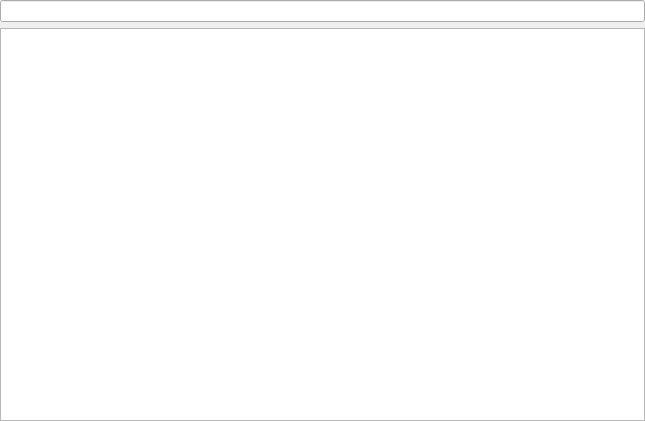
Before: the Qt Designer form src/mainwindow.ui in hluk/CopyQ, drawn with Qt 5.
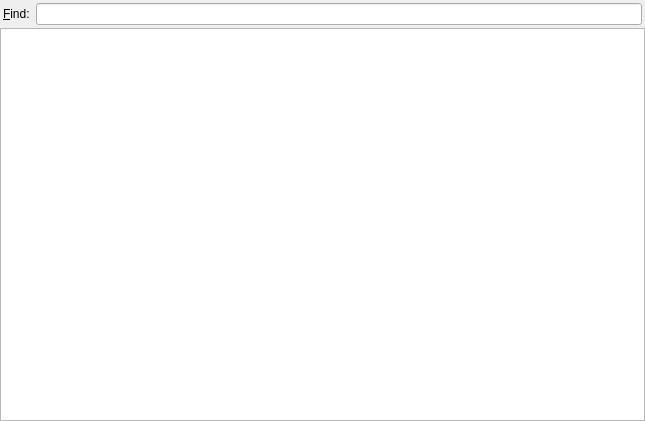
After: the same form once the commit is applied. Custom widgets are drawn as their Qt base class.

Commit message: UPDATED: GUI, style, about

```diff
--- a/src/mainwindow.ui
+++ b/src/mainwindow.ui
@@ -15,11 +15,40 @@
   </property>
   <widget class="QWidget" name="centralWidget">
    <layout class="QVBoxLayout" name="verticalLayout">
+    <property name="spacing">
+     <number>3</number>
+    </property>
     <property name="margin">
      <number>0</number>
     </property>
     <item>
-     <widget class="QLineEdit" name="searchBar"/>
+     <layout class="QHBoxLayout" name="findLayout">
+      <property name="leftMargin">
+       <number>3</number>
+      </property>
+      <property name="topMargin">
+       <number>3</number>
+      </property>
+      <property name="rightMargin">
+       <number>3</number>
+      </property>
+      <property name="bottomMargin">
+       <number>0</number>
+      </property>
+      <item>
+       <widget class="QLabel" name="findLabel">
+        <property name="text">
+         <string>&amp;Find:</string>
+        </property>
+        <property name="buddy">
+         <cstring>searchBar</cstring>
+        </property>
+       </widget>
+      </item>
+      <item>
+       <widget class="QLineEdit" name="searchBar"/>
+      </item>
+     </layout>
     </item>
     <item>
      <widget class="ClipboardBrowser" name="clipboardBrowser">
```
Left out of the diff: 1 changed line with no effect on the pictures. The commit also changes 4 other files.
